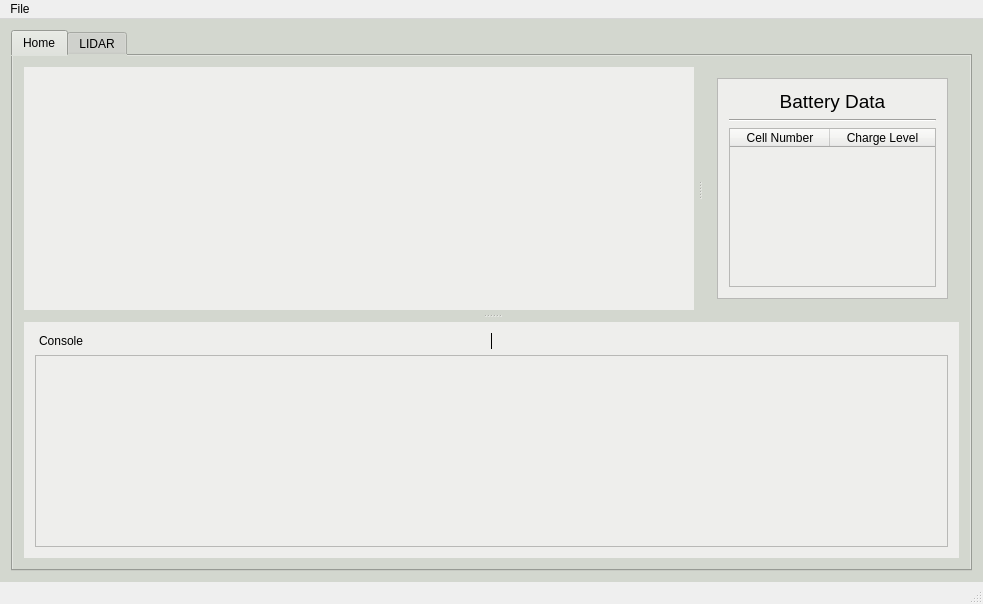
Before: the Qt Designer form mainwindow.ui in gcmvy3/voltron-dashboard, drawn with Qt 5.
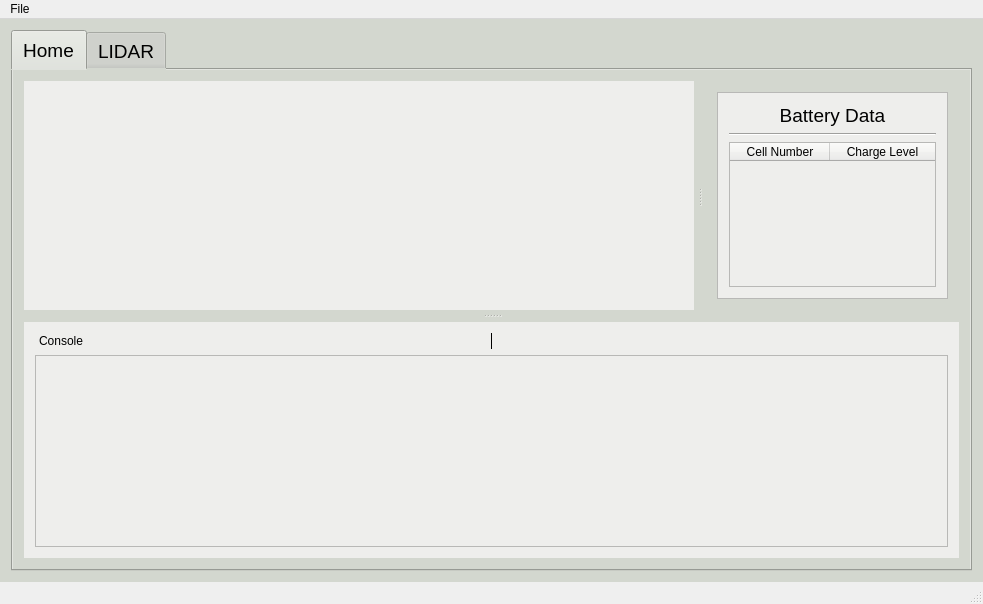
After: the same form once the commit is applied. The open tabs and pages were chosen to show the change. Custom widgets are drawn as their Qt base class.

Commit message: Increased size of tab bar

The edit to the form file:
```diff
--- a/mainwindow.ui
+++ b/mainwindow.ui
@@ -20,8 +20,21 @@
    <layout class="QVBoxLayout" name="verticalLayout_2">
     <item>
      <widget class="QTabWidget" name="tabWidget">
+      <property name="styleSheet">
+       <string notr="true">QTabBar{font: 14pt;}
+QTabBar::tab { height: 40%;}</string>
+      </property>
+      <property name="tabShape">
+       <enum>QTabWidget::Rounded</enum>
+      </property>
       <property name="currentIndex">
-       <number>1</number>
+       <number>0</number>
+      </property>
+      <property name="documentMode">
+       <bool>false</bool>
+      </property>
+      <property name="movable">
+       <bool>false</bool>
       </property>
       <widget class="QWidget" name="tab">
        <attribute name="title">
```
The commit also changes 4 other files.
